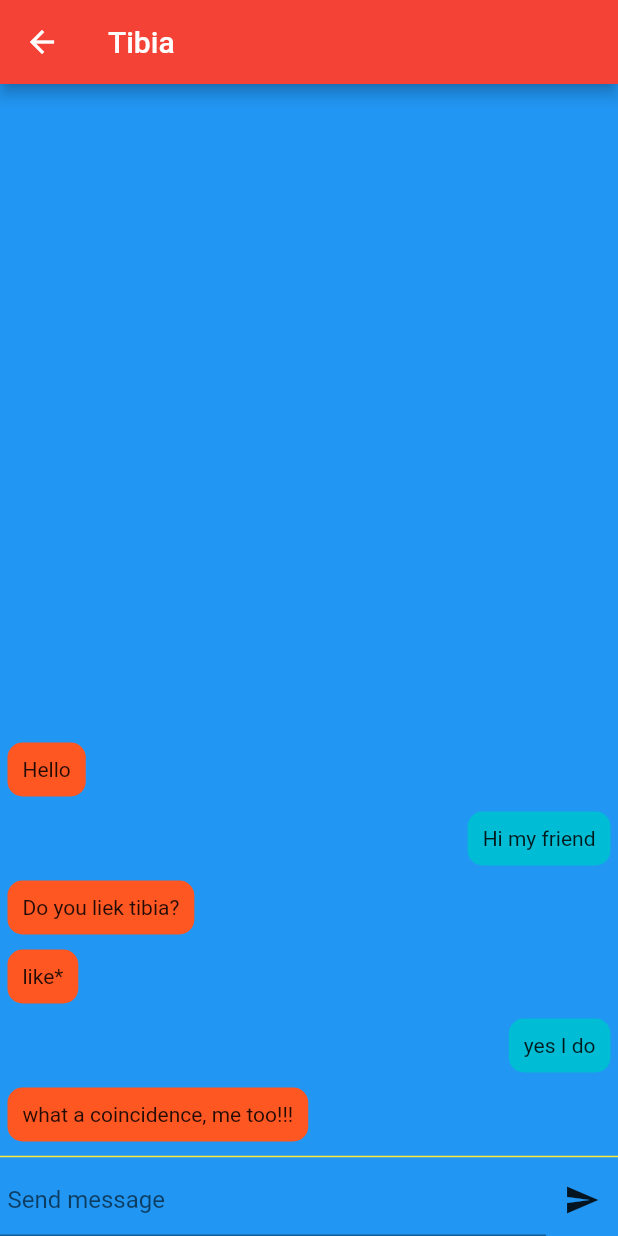
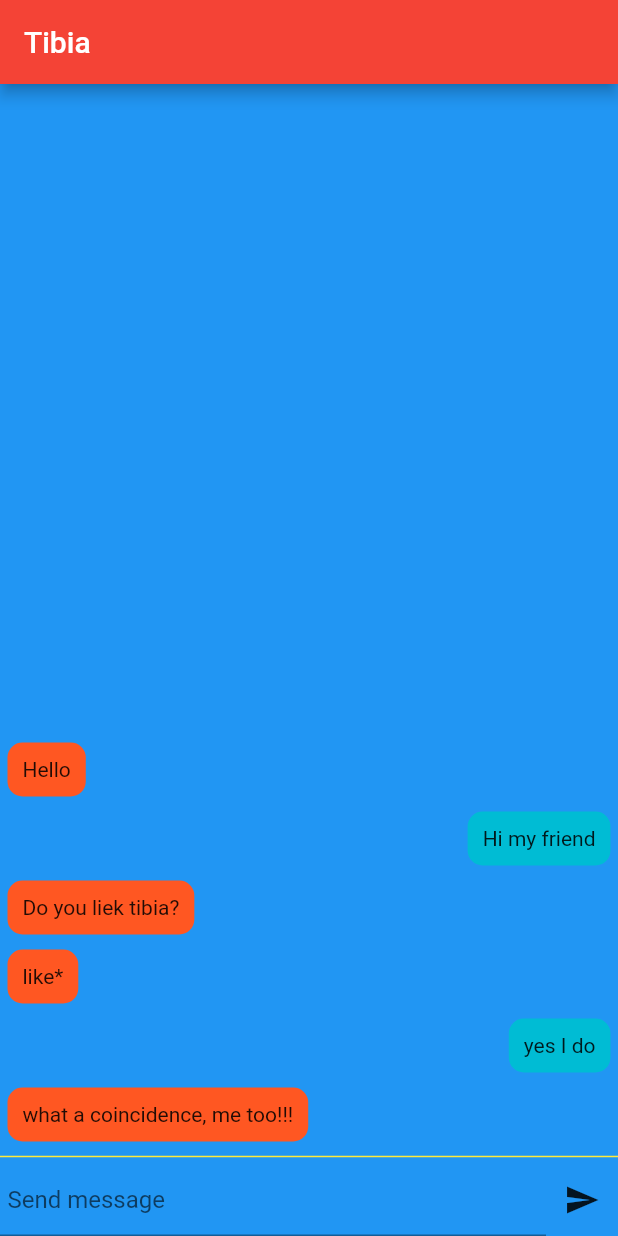
Before and after one commit to ctofriends/bindchat_flutter, a Flutter app: the ChatScreen screen opened directly, on a phone screen of 412 x 824 dp. Run offline on Flutter 3.47's test engine with Material 2 defaults, Android fonts, the phone set to English and light mode, and no system bars; our stand-ins replace mobx; generated files the repository leaves out were written again.

Commit message:
Create  chat store

```diff
--- a/lib/main.dart
+++ b/lib/main.dart
@@ -1,5 +1,5 @@
 import 'package:flutter/material.dart';
-import 'package:cdparty_flutter/screens/home_screen.dart';
+import 'package:cdparty_flutter/screens/chat_screen.dart';
 
 void main() => runApp(MyApp());
 
@@ -13,7 +13,7 @@ class MyApp extends StatelessWidget {
         primaryColor: Colors.red,
         accentColor: Colors.orange,
       ),
-      home: HomeScreen(),
+      home: ChatScreen(),
     );
   }
 }
--- /dev/null
+++ b/lib/model/chat_message.dart
@@ -0,0 +1,8 @@
+enum ChatMessageType { incoming, outgoing }
+
+class ChatMessage {
+  final String message;
+  final ChatMessageType type;
+
+  ChatMessage(this.message, this.type);
+}
--- a/lib/screens/chat_screen.dart
+++ b/lib/screens/chat_screen.dart
@@ -1,13 +1,5 @@
 import 'package:flutter/material.dart';
-
-enum ChatMessageType { incoming, outgoing }
-
-class ChatMessage {
-  final String message;
-  final ChatMessageType type;
-
-  ChatMessage(this.message, this.type);
-}
+import 'package:cdparty_flutter/model/chat_message.dart';
 
 class ChatScreen extends StatelessWidget {
   final List<ChatMessage> messages = [
@@ -82,9 +74,10 @@ class ChatScreen extends StatelessWidget {
         child: Row(children: [
       Expanded(
           child: TextField(
-              decoration: InputDecoration(
-                  contentPadding: EdgeInsets.all(5),
-                  hintText: 'Send message'))),
+        decoration: InputDecoration(
+            contentPadding: EdgeInsets.all(5), hintText: 'Send message'),
+        onChanged: print,
+      )),
       IconButton(icon: Icon(Icons.send), onPressed: () {})
     ]));
   }
```
Also changed, not shown: lib/store/chat_store.dart (added, +16 -0 lines).
